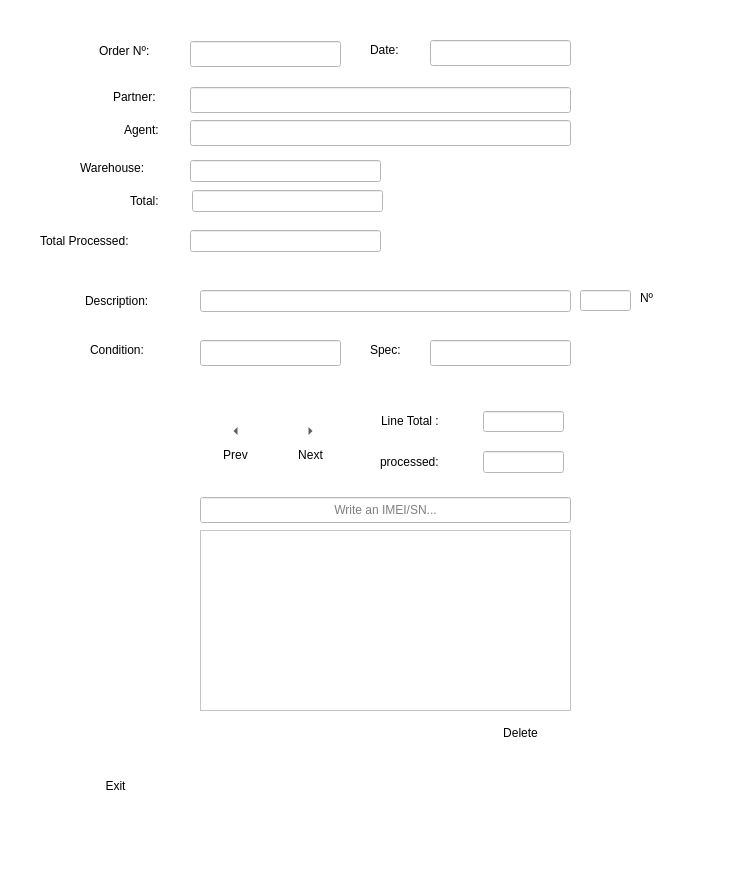
First picture: the form in uis/order_form.ui, repository andrei219/euromedia, before the edit.
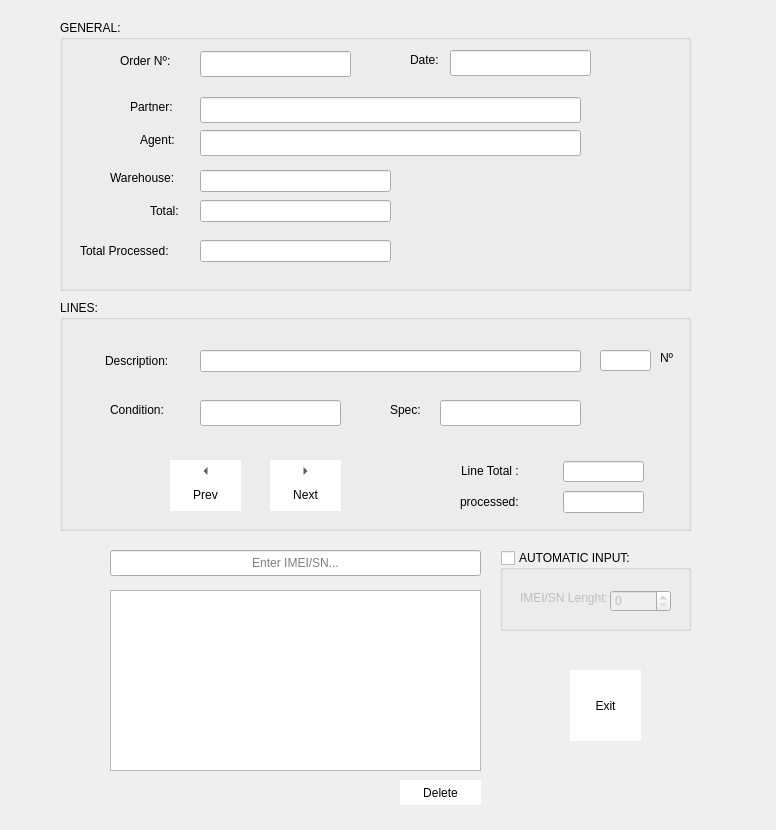
Second picture: the form after the edit. Icons and pictures are not drawn.

Commit message: mixed reception order implemented and tested

Diff of the .ui file:
```diff
--- a/uis/order_form.ui
+++ b/uis/order_form.ui
@@ -6,8 +6,8 @@
    <rect>
     <x>0</x>
     <y>0</y>
-    <width>737</width>
-    <height>883</height>
+    <width>776</width>
+    <height>830</height>
    </rect>
   </property>
   <property name="windowTitle">
@@ -18,8 +18,7 @@
     <normaloff>:/warehouse</normaloff>:/warehouse</iconset>
   </property>
   <property name="styleSheet">
-   <string notr="true">background-color: white;
-font: 10pt &quot;Verdana&quot;;</string>
+   <string notr="true"/>
   </property>
   <property name="modal">
    <bool>false</bool>
@@ -27,8 +26,8 @@
   <widget class="QToolButton" name="exit_tool_buttom">
    <property name="geometry">
     <rect>
-     <x>80</x>
-     <y>750</y>
+     <x>570</x>
+     <y>670</y>
      <width>71</width>
      <height>71</height>
     </rect>
@@ -68,9 +67,9 @@
   <widget class="QToolButton" name="delete_imei_tool_button">
    <property name="geometry">
     <rect>
-     <x>470</x>
-     <y>720</y>
-     <width>101</width>
+     <x>400</x>
+     <y>780</y>
+     <width>81</width>
      <height>25</height>
     </rect>
    </property>
@@ -94,305 +93,11 @@
     <bool>true</bool>
    </property>
   </widget>
-  <widget class="QToolButton" name="next_line_tool_button">
-   <property name="geometry">
-    <rect>
-     <x>280</x>
-     <y>420</y>
-     <width>61</width>
-     <height>51</height>
-    </rect>
-   </property>
-   <property name="styleSheet">
-    <string notr="true">background: white;</string>
-   </property>
-   <property name="text">
-    <string>Next</string>
-   </property>
-   <property name="icon">
-    <iconset resource="../app/icons.qrc">
-     <normaloff>:/right_arrow</normaloff>:/right_arrow</iconset>
-   </property>
-   <property name="toolButtonStyle">
-    <enum>Qt::ToolButtonTextUnderIcon</enum>
-   </property>
-   <property name="autoRaise">
-    <bool>true</bool>
-   </property>
-   <property name="arrowType">
-    <enum>Qt::RightArrow</enum>
-   </property>
-  </widget>
-  <widget class="QToolButton" name="prev_line_button">
-   <property name="geometry">
-    <rect>
-     <x>200</x>
-     <y>420</y>
-     <width>71</width>
-     <height>51</height>
-    </rect>
-   </property>
-   <property name="styleSheet">
-    <string notr="true">background: white;</string>
-   </property>
-   <property name="text">
-    <string>Prev</string>
-   </property>
-   <property name="icon">
-    <iconset resource="../app/icons.qrc">
-     <normaloff>:/cancel</normaloff>:/cancel</iconset>
-   </property>
-   <property name="toolButtonStyle">
-    <enum>Qt::ToolButtonTextUnderIcon</enum>
-   </property>
-   <property name="autoRaise">
-    <bool>true</bool>
-   </property>
-   <property name="arrowType">
-    <enum>Qt::LeftArrow</enum>
-   </property>
-  </widget>
-  <widget class="QLineEdit" name="warehouse_line_edit">
-   <property name="enabled">
-    <bool>true</bool>
-   </property>
-   <property name="geometry">
-    <rect>
-     <x>190</x>
-     <y>160</y>
-     <width>191</width>
-     <height>22</height>
-    </rect>
-   </property>
-   <property name="readOnly">
-    <bool>true</bool>
-   </property>
-  </widget>
-  <widget class="QLabel" name="Label6">
-   <property name="geometry">
-    <rect>
-     <x>85</x>
-     <y>290</y>
-     <width>121</width>
-     <height>21</height>
-    </rect>
-   </property>
-   <property name="styleSheet">
-    <string notr="true"/>
-   </property>
-   <property name="text">
-    <string>Description:</string>
-   </property>
-  </widget>
-  <widget class="QLineEdit" name="description_line_edit">
-   <property name="enabled">
-    <bool>true</bool>
-   </property>
-   <property name="geometry">
-    <rect>
-     <x>200</x>
-     <y>290</y>
-     <width>371</width>
-     <height>22</height>
-    </rect>
-   </property>
-   <property name="readOnly">
-    <bool>true</bool>
-   </property>
-  </widget>
-  <widget class="QLabel" name="Label5">
-   <property name="geometry">
-    <rect>
-     <x>80</x>
-     <y>160</y>
-     <width>101</width>
-     <height>16</height>
-    </rect>
-   </property>
-   <property name="styleSheet">
-    <string notr="true"/>
-   </property>
-   <property name="text">
-    <string>Warehouse:</string>
-   </property>
-  </widget>
-  <widget class="QLabel" name="Label1">
-   <property name="geometry">
-    <rect>
-     <x>99</x>
-     <y>41</y>
-     <width>84</width>
-     <height>20</height>
-    </rect>
-   </property>
-   <property name="styleSheet">
-    <string notr="true"/>
-   </property>
-   <property name="text">
-    <string>Order Nº:</string>
-   </property>
-  </widget>
-  <widget class="QLineEdit" name="order_number_line_edit">
-   <property name="enabled">
-    <bool>true</bool>
-   </property>
-   <property name="geometry">
-    <rect>
-     <x>190</x>
-     <y>41</y>
-     <width>151</width>
-     <height>26</height>
-    </rect>
-   </property>
-   <property name="readOnly">
-    <bool>true</bool>
-   </property>
-  </widget>
-  <widget class="QLabel" name="Label2">
-   <property name="geometry">
-    <rect>
-     <x>370</x>
-     <y>40</y>
-     <width>51</width>
-     <height>20</height>
-    </rect>
-   </property>
-   <property name="styleSheet">
-    <string notr="true"/>
-   </property>
-   <property name="text">
-    <string>Date:</string>
-   </property>
-  </widget>
-  <widget class="QLineEdit" name="order_date_line_edit">
-   <property name="enabled">
-    <bool>true</bool>
-   </property>
-   <property name="geometry">
-    <rect>
-     <x>430</x>
-     <y>40</y>
-     <width>141</width>
-     <height>26</height>
-    </rect>
-   </property>
-   <property name="minimumSize">
-    <size>
-     <width>121</width>
-     <height>0</height>
-    </size>
-   </property>
-   <property name="readOnly">
-    <bool>true</bool>
-   </property>
-  </widget>
-  <widget class="QLabel" name="Label3">
-   <property name="geometry">
-    <rect>
-     <x>113</x>
-     <y>87</y>
-     <width>70</width>
-     <height>20</height>
-    </rect>
-   </property>
-   <property name="styleSheet">
-    <string notr="true"/>
-   </property>
-   <property name="text">
-    <string>Partner:</string>
-   </property>
-  </widget>
-  <widget class="QLabel" name="Label4">
-   <property name="geometry">
-    <rect>
-     <x>124</x>
-     <y>120</y>
-     <width>59</width>
-     <height>20</height>
-    </rect>
-   </property>
-   <property name="styleSheet">
-    <string notr="true"/>
-   </property>
-   <property name="text">
-    <string>Agent:</string>
-   </property>
-  </widget>
-  <widget class="QLineEdit" name="partner_line_edit">
-   <property name="enabled">
-    <bool>true</bool>
-   </property>
-   <property name="geometry">
-    <rect>
-     <x>190</x>
-     <y>87</y>
-     <width>381</width>
-     <height>26</height>
-    </rect>
-   </property>
-   <property name="minimumSize">
-    <size>
-     <width>381</width>
-     <height>0</height>
-    </size>
-   </property>
-   <property name="maximumSize">
-    <size>
-     <width>381</width>
-     <height>16777215</height>
-    </size>
-   </property>
-   <property name="readOnly">
-    <bool>true</bool>
-   </property>
-  </widget>
-  <widget class="QLineEdit" name="agent_line_edit">
-   <property name="enabled">
-    <bool>true</bool>
-   </property>
-   <property name="geometry">
-    <rect>
-     <x>190</x>
-     <y>120</y>
-     <width>381</width>
-     <height>26</height>
-    </rect>
-   </property>
-   <property name="readOnly">
-    <bool>true</bool>
-   </property>
-  </widget>
-  <widget class="QLabel" name="label">
-   <property name="geometry">
-    <rect>
-     <x>130</x>
-     <y>190</y>
-     <width>51</width>
-     <height>21</height>
-    </rect>
-   </property>
-   <property name="text">
-    <string>Total:</string>
-   </property>
-  </widget>
-  <widget class="QLineEdit" name="order_total_line_edit">
-   <property name="geometry">
-    <rect>
-     <x>192</x>
-     <y>190</y>
-     <width>191</width>
-     <height>22</height>
-    </rect>
-   </property>
-   <property name="readOnly">
-    <bool>true</bool>
-   </property>
-  </widget>
   <widget class="QLineEdit" name="imei_line_edit">
    <property name="geometry">
     <rect>
-     <x>200</x>
-     <y>497</y>
+     <x>110</x>
+     <y>550</y>
      <width>371</width>
      <height>26</height>
     </rect>
@@ -407,7 +112,7 @@
     <set>Qt::AlignCenter</set>
    </property>
    <property name="placeholderText">
-    <string>Write an IMEI/SN...</string>
+    <string>Enter IMEI/SN...</string>
    </property>
   </widget>
   <widget class="QListView" name="view">
@@ -416,70 +121,345 @@
    </property>
    <property name="geometry">
     <rect>
-     <x>200</x>
-     <y>530</y>
+     <x>110</x>
+     <y>590</y>
      <width>371</width>
      <height>181</height>
     </rect>
    </property>
   </widget>
-  <widget class="QWidget" name="layoutWidget">
+  <widget class="QGroupBox" name="groupBox">
    <property name="geometry">
     <rect>
-     <x>380</x>
-     <y>450</y>
-     <width>184</width>
-     <height>24</height>
+     <x>60</x>
+     <y>20</y>
+     <width>631</width>
+     <height>271</height>
     </rect>
    </property>
-   <layout class="QHBoxLayout" name="horizontalLayout">
-    <item>
-     <widget class="QLabel" name="Label10">
-      <property name="layoutDirection">
-       <enum>Qt::LeftToRight</enum>
+   <property name="title">
+    <string>GENERAL:</string>
+   </property>
+   <widget class="QLabel" name="label_3">
+    <property name="geometry">
+     <rect>
+      <x>20</x>
+      <y>220</y>
+      <width>111</width>
+      <height>21</height>
+     </rect>
       </property>
       <property name="text">
-       <string>processed:</string>
-      </property>
-     </widget>
-    </item>
-    <item>
-     <widget class="QLineEdit" name="processed_line_edit">
+     <string>Total Processed:</string>
+    </property>
+   </widget>
+   <widget class="QLineEdit" name="partner_line_edit">
       <property name="enabled">
        <bool>true</bool>
       </property>
+    <property name="geometry">
+     <rect>
+      <x>140</x>
+      <y>77</y>
+      <width>381</width>
+      <height>26</height>
+     </rect>
+    </property>
       <property name="minimumSize">
        <size>
-        <width>81</width>
-        <height>22</height>
+      <width>381</width>
+      <height>0</height>
        </size>
       </property>
       <property name="maximumSize">
        <size>
+      <width>381</width>
+      <height>16777215</height>
+     </size>
+    </property>
+    <property name="readOnly">
+     <bool>true</bool>
+    </property>
+   </widget>
+   <widget class="QLabel" name="label">
+    <property name="geometry">
+     <rect>
+      <x>90</x>
+      <y>180</y>
+      <width>41</width>
+      <height>21</height>
+     </rect>
+    </property>
+    <property name="text">
+     <string>Total:</string>
+    </property>
+   </widget>
+   <widget class="QLabel" name="Label4">
+    <property name="geometry">
+     <rect>
+      <x>80</x>
+      <y>110</y>
+      <width>59</width>
+      <height>20</height>
+     </rect>
+    </property>
+    <property name="styleSheet">
+     <string notr="true"/>
+    </property>
+    <property name="text">
+     <string>Agent:</string>
+    </property>
+   </widget>
+   <widget class="QLabel" name="Label5">
+    <property name="geometry">
+     <rect>
+      <x>50</x>
+      <y>150</y>
         <width>81</width>
+      <height>16</height>
+     </rect>
+    </property>
+    <property name="styleSheet">
+     <string notr="true"/>
+    </property>
+    <property name="text">
+     <string>Warehouse:</string>
+    </property>
+   </widget>
+   <widget class="QLineEdit" name="agent_line_edit">
+    <property name="enabled">
+     <bool>true</bool>
+    </property>
+    <property name="geometry">
+     <rect>
+      <x>140</x>
+      <y>110</y>
+      <width>381</width>
+      <height>26</height>
+     </rect>
+    </property>
+    <property name="readOnly">
+     <bool>true</bool>
+    </property>
+   </widget>
+   <widget class="QLineEdit" name="order_total_line_edit">
+    <property name="geometry">
+     <rect>
+      <x>140</x>
+      <y>180</y>
+      <width>191</width>
         <height>22</height>
-       </size>
-      </property>
-      <property name="layoutDirection">
-       <enum>Qt::LeftToRight</enum>
-      </property>
+     </rect>
+    </property>
+    <property name="readOnly">
+     <bool>true</bool>
+    </property>
+   </widget>
+   <widget class="QLabel" name="Label3">
+    <property name="geometry">
+     <rect>
+      <x>70</x>
+      <y>77</y>
+      <width>61</width>
+      <height>20</height>
+     </rect>
+    </property>
+    <property name="styleSheet">
+     <string notr="true"/>
+    </property>
+    <property name="text">
+     <string>Partner:</string>
+    </property>
+   </widget>
+   <widget class="QLineEdit" name="order_number_line_edit">
+    <property name="enabled">
+     <bool>true</bool>
+    </property>
+    <property name="geometry">
+     <rect>
+      <x>140</x>
+      <y>31</y>
+      <width>151</width>
+      <height>26</height>
+     </rect>
+    </property>
+    <property name="readOnly">
+     <bool>true</bool>
+    </property>
+   </widget>
+   <widget class="QLineEdit" name="warehouse_line_edit">
+    <property name="enabled">
+     <bool>true</bool>
+    </property>
+    <property name="geometry">
+     <rect>
+      <x>140</x>
+      <y>150</y>
+      <width>191</width>
+      <height>22</height>
+     </rect>
+    </property>
+    <property name="readOnly">
+     <bool>true</bool>
+    </property>
+   </widget>
+   <widget class="QLineEdit" name="total_processed_line_edit">
+    <property name="geometry">
+     <rect>
+      <x>140</x>
+      <y>220</y>
+      <width>191</width>
+      <height>22</height>
+     </rect>
+    </property>
+    <property name="readOnly">
+     <bool>true</bool>
+    </property>
+   </widget>
+   <widget class="QLabel" name="Label2">
+    <property name="geometry">
+     <rect>
+      <x>350</x>
+      <y>30</y>
+      <width>41</width>
+      <height>20</height>
+     </rect>
+    </property>
+    <property name="styleSheet">
+     <string notr="true"/>
+    </property>
+    <property name="text">
+     <string>Date:</string>
+    </property>
+   </widget>
+   <widget class="QLabel" name="Label1">
+    <property name="geometry">
+     <rect>
+      <x>60</x>
+      <y>31</y>
+      <width>71</width>
+      <height>20</height>
+     </rect>
+    </property>
+    <property name="styleSheet">
+     <string notr="true"/>
+    </property>
+    <property name="text">
+     <string>Order Nº:</string>
+    </property>
+   </widget>
+   <widget class="QLineEdit" name="order_date_line_edit">
+    <property name="enabled">
+     <bool>true</bool>
+    </property>
+    <property name="geometry">
+     <rect>
+      <x>390</x>
+      <y>30</y>
+      <width>141</width>
+      <height>26</height>
+     </rect>
+    </property>
+    <property name="minimumSize">
+     <size>
+      <width>121</width>
+      <height>0</height>
+     </size>
+    </property>
       <property name="readOnly">
        <bool>true</bool>
       </property>
      </widget>
-    </item>
-   </layout>
   </widget>
-  <widget class="QWidget" name="layoutWidget">
+  <widget class="QGroupBox" name="groupBox_2">
+   <property name="geometry">
+    <rect>
+     <x>60</x>
+     <y>300</y>
+     <width>631</width>
+     <height>231</height>
+    </rect>
+   </property>
+   <property name="title">
+    <string>LINES:</string>
+   </property>
+   <widget class="QToolButton" name="next_line_tool_button">
+    <property name="geometry">
+     <rect>
+      <x>210</x>
+      <y>160</y>
+      <width>71</width>
+      <height>51</height>
+     </rect>
+    </property>
+    <property name="styleSheet">
+     <string notr="true">background: white;</string>
+    </property>
+    <property name="text">
+     <string>Next</string>
+    </property>
+    <property name="icon">
+     <iconset resource="../app/icons.qrc">
+      <normaloff>:/right_arrow</normaloff>:/right_arrow</iconset>
+    </property>
+    <property name="toolButtonStyle">
+     <enum>Qt::ToolButtonTextUnderIcon</enum>
+    </property>
+    <property name="autoRaise">
+     <bool>true</bool>
+    </property>
+    <property name="arrowType">
+     <enum>Qt::RightArrow</enum>
+    </property>
+   </widget>
+   <widget class="QLabel" name="Label6">
+    <property name="geometry">
+     <rect>
+      <x>45</x>
+      <y>50</y>
+      <width>121</width>
+      <height>21</height>
+     </rect>
+    </property>
+    <property name="styleSheet">
+     <string notr="true"/>
+    </property>
+    <property name="text">
+     <string>Description:</string>
+    </property>
+   </widget>
+   <widget class="QLineEdit" name="spec_line_edit">
+    <property name="enabled">
+     <bool>true</bool>
+    </property>
    <property name="geometry">
     <rect>
      <x>380</x>
-     <y>410</y>
+      <y>100</y>
+      <width>141</width>
+      <height>26</height>
+     </rect>
+    </property>
+    <property name="minimumSize">
+     <size>
+      <width>121</width>
+      <height>0</height>
+     </size>
+    </property>
+    <property name="readOnly">
+     <bool>true</bool>
+    </property>
+   </widget>
+   <widget class="QWidget" name="">
+    <property name="geometry">
+     <rect>
+      <x>400</x>
+      <y>160</y>
      <width>185</width>
      <height>23</height>
     </rect>
    </property>
-   <layout class="QHBoxLayout" name="horizontalLayout_2">
+    <layout class="QHBoxLayout" name="horizontalLayout">
     <item>
      <widget class="QLabel" name="Label8">
       <property name="minimumSize">
@@ -523,12 +503,50 @@
     </item>
    </layout>
   </widget>
+   <widget class="QLineEdit" name="condition_line_edit">
+    <property name="enabled">
+     <bool>true</bool>
+    </property>
+    <property name="geometry">
+     <rect>
+      <x>140</x>
+      <y>100</y>
+      <width>141</width>
+      <height>26</height>
+     </rect>
+    </property>
+    <property name="minimumSize">
+     <size>
+      <width>121</width>
+      <height>0</height>
+     </size>
+    </property>
+    <property name="readOnly">
+     <bool>true</bool>
+    </property>
+   </widget>
+   <widget class="QLineEdit" name="number_line_edit">
+    <property name="enabled">
+     <bool>true</bool>
+    </property>
+    <property name="geometry">
+     <rect>
+      <x>540</x>
+      <y>50</y>
+      <width>51</width>
+      <height>21</height>
+     </rect>
+    </property>
+    <property name="readOnly">
+     <bool>true</bool>
+    </property>
+   </widget>
   <widget class="QLabel" name="Label2_2">
    <property name="geometry">
     <rect>
-     <x>90</x>
-     <y>340</y>
-     <width>101</width>
+      <x>50</x>
+      <y>100</y>
+      <width>81</width>
      <height>20</height>
     </rect>
    </property>
@@ -539,34 +557,12 @@
     <string>Condition:</string>
    </property>
   </widget>
-  <widget class="QLineEdit" name="condition_line_edit">
-   <property name="enabled">
-    <bool>true</bool>
-   </property>
-   <property name="geometry">
-    <rect>
-     <x>200</x>
-     <y>340</y>
-     <width>141</width>
-     <height>26</height>
-    </rect>
-   </property>
-   <property name="minimumSize">
-    <size>
-     <width>121</width>
-     <height>0</height>
-    </size>
-   </property>
-   <property name="readOnly">
-    <bool>true</bool>
-   </property>
-  </widget>
   <widget class="QLabel" name="Label2_3">
    <property name="geometry">
     <rect>
-     <x>370</x>
-     <y>340</y>
-     <width>51</width>
+      <x>330</x>
+      <y>100</y>
+      <width>41</width>
      <height>20</height>
     </rect>
    </property>
@@ -577,50 +573,75 @@
     <string>Spec:</string>
    </property>
   </widget>
-  <widget class="QLineEdit" name="spec_line_edit">
+   <widget class="QLineEdit" name="description_line_edit">
    <property name="enabled">
     <bool>true</bool>
    </property>
    <property name="geometry">
     <rect>
-     <x>430</x>
-     <y>340</y>
-     <width>141</width>
-     <height>26</height>
-    </rect>
+      <x>140</x>
+      <y>50</y>
+      <width>381</width>
+      <height>22</height>
+     </rect>
+    </property>
+    <property name="readOnly">
+     <bool>true</bool>
+    </property>
+   </widget>
+   <widget class="QWidget" name="">
+    <property name="geometry">
+     <rect>
+      <x>400</x>
+      <y>190</y>
+      <width>184</width>
+      <height>24</height>
+     </rect>
+    </property>
+    <layout class="QHBoxLayout" name="horizontalLayout_2">
+     <item>
+      <widget class="QLabel" name="Label10">
+       <property name="layoutDirection">
+        <enum>Qt::LeftToRight</enum>
+       </property>
+       <property name="text">
+        <string>processed:</string>
+       </property>
+      </widget>
+     </item>
+     <item>
+      <widget class="QLineEdit" name="processed_line_edit">
+       <property name="enabled">
+        <bool>true</bool>
    </property>
    <property name="minimumSize">
     <size>
-     <width>121</width>
-     <height>0</height>
-    </size>
-   </property>
+         <width>81</width>
+         <height>22</height>
+        </size>
+       </property>
+       <property name="maximumSize">
+        <size>
+         <width>81</width>
+         <height>22</height>
+        </size>
+       </property>
+       <property name="layoutDirection">
+        <enum>Qt::LeftToRight</enum>
+       </property>
    <property name="readOnly">
     <bool>true</bool>
    </property>
   </widget>
-  <widget class="QLineEdit" name="number_line_edit">
-   <property name="enabled">
-    <bool>true</bool>
-   </property>
-   <property name="geometry">
-    <rect>
-     <x>580</x>
-     <y>290</y>
-     <width>51</width>
-     <height>21</height>
-    </rect>
-   </property>
-   <property name="readOnly">
-    <bool>true</bool>
-   </property>
+     </item>
+    </layout>
   </widget>
   <widget class="QLabel" name="label_2">
    <property name="geometry">
     <rect>
-     <x>640</x>
-     <y>290</y>
-     <width>55</width>
+      <x>600</x>
+      <y>50</y>
+      <width>21</width>
      <height>16</height>
     </rect>
    </property>
@@ -628,31 +649,77 @@
     <string>Nº</string>
    </property>
   </widget>
-  <widget class="QLineEdit" name="total_processed_line_edit">
+   <widget class="QToolButton" name="prev_line_button">
    <property name="geometry">
     <rect>
-     <x>190</x>
-     <y>230</y>
+      <x>110</x>
+      <y>160</y>
+      <width>71</width>
+      <height>51</height>
+     </rect>
+    </property>
+    <property name="styleSheet">
+     <string notr="true">background: white;</string>
+    </property>
+    <property name="text">
+     <string>Prev</string>
+    </property>
+    <property name="icon">
+     <iconset resource="../app/icons.qrc">
+      <normaloff>:/cancel</normaloff>:/cancel</iconset>
+    </property>
+    <property name="toolButtonStyle">
+     <enum>Qt::ToolButtonTextUnderIcon</enum>
+    </property>
+    <property name="autoRaise">
+     <bool>true</bool>
+    </property>
+    <property name="arrowType">
+     <enum>Qt::LeftArrow</enum>
+    </property>
+   </widget>
+  </widget>
+  <widget class="QGroupBox" name="automatic_input">
+   <property name="geometry">
+    <rect>
+     <x>500</x>
+     <y>550</y>
      <width>191</width>
+     <height>81</height>
+    </rect>
+   </property>
+   <property name="title">
+    <string>AUTOMATIC INPUT:</string>
+   </property>
+   <property name="checkable">
+    <bool>true</bool>
+   </property>
+   <property name="checked">
+    <bool>false</bool>
+   </property>
+   <widget class="QSpinBox" name="lenght">
+    <property name="geometry">
+     <rect>
+      <x>110</x>
+      <y>40</y>
+      <width>61</width>
      <height>22</height>
     </rect>
    </property>
-   <property name="readOnly">
-    <bool>true</bool>
-   </property>
-  </widget>
-  <widget class="QLabel" name="label_3">
+   </widget>
+   <widget class="QLabel" name="label_4">
    <property name="geometry">
     <rect>
-     <x>40</x>
-     <y>230</y>
-     <width>141</width>
-     <height>21</height>
+      <x>20</x>
+      <y>40</y>
+      <width>91</width>
+      <height>16</height>
     </rect>
    </property>
    <property name="text">
-    <string>Total Processed:</string>
-   </property>
+     <string>IMEI/SN Lenght:</string>
+    </property>
+   </widget>
   </widget>
  </widget>
  <tabstops>
```
Left out of the diff: 3 changed lines with no effect on the pictures. Lines whose indentation alone changed are shown as unchanged. The commit also changes 21 other files.
